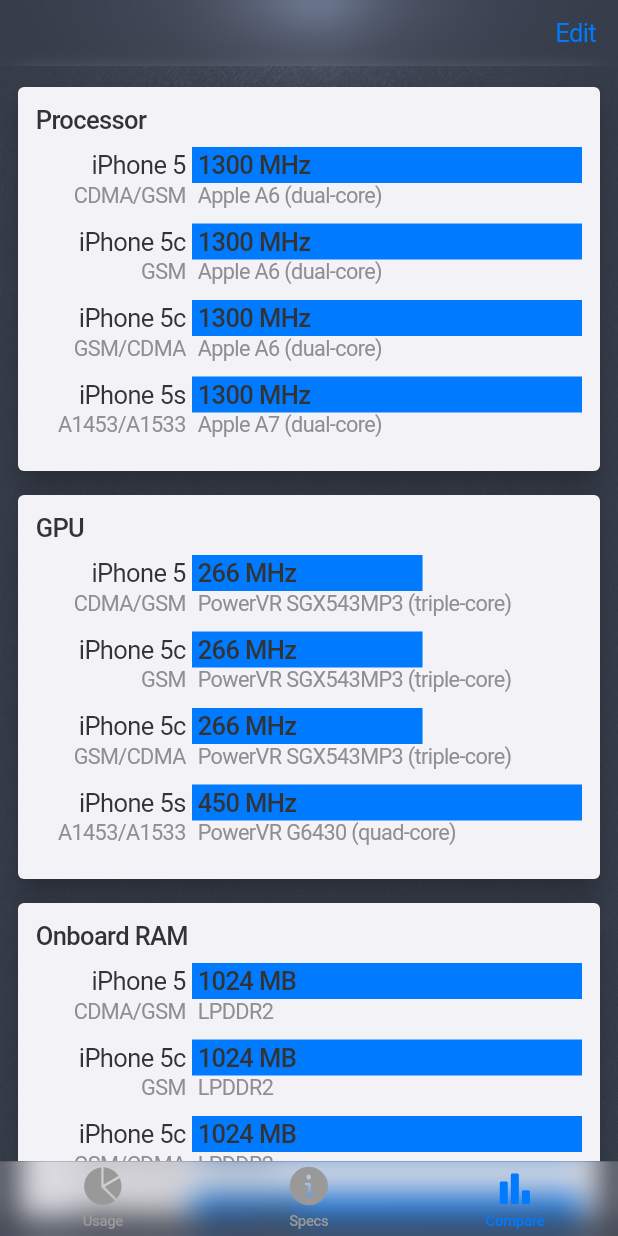
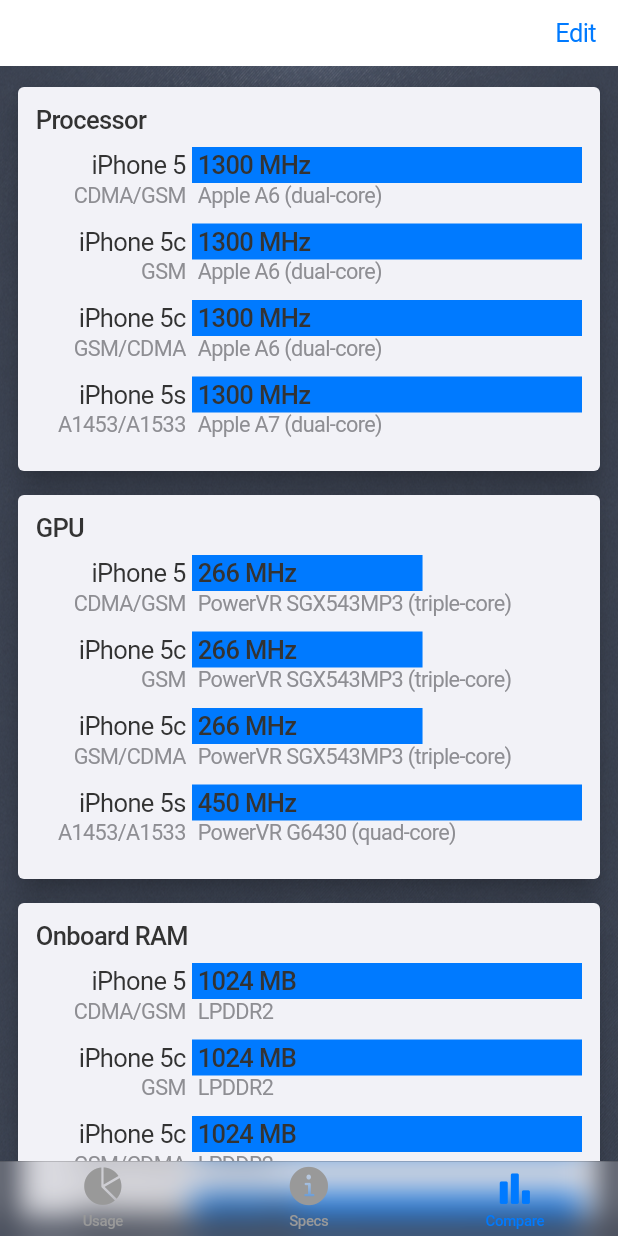
Before and after one commit to alxmoroz/actmonitor, a Flutter app: the screen it shows after launch, item 3 of the bottom bar chosen, on a phone screen of 412 x 824 dp. Run offline on Flutter 3.47's test engine with Material 2 defaults, Android fonts, the phone set to English and light mode, and no system bars; our stand-ins replace flutter_mobx, hive, mobx, package_info; accounts and stored records are empty; generated files the repository leaves out were written again; project files that could hold a hidden picture were left out.

Commit message:
#1769 добавил экран настроек. пока что заготовка #1772 разобрался с проблемами оформления - нюансы использования MediaQuery при переключении темы

```diff
--- a/lib/main.dart
+++ b/lib/main.dart
@@ -35,9 +35,8 @@ class App extends StatelessWidget {
       title: 'Activity Monitor',
       home: FutureBuilder(
         future: _initFuture,
-        builder: (context, snapshot) => snapshot.connectionState == ConnectionState.done ? MainView() : SplashScreen(),
+        builder: (_, snapshot) => snapshot.connectionState == ConnectionState.done ? MainView() : SplashScreen(),
       ),
-      // routes: {},
       localizationsDelegates: const [
         S.delegate,
         GlobalMaterialLocalizations.delegate,
--- a/lib/ui/comparison/comparison_view.dart
+++ b/lib/ui/comparison/comparison_view.dart
@@ -1,10 +1,24 @@
 import 'package:amonitor/services/globals.dart';
+import 'package:amonitor/ui/comparison/comparison_list_view.dart';
 import 'package:amonitor/ui/comparison/comparison_parameter_card.dart';
+import 'package:amonitor/ui/components/images.dart';
 import 'package:amonitor/ui/components/navbar.dart';
 import 'package:flutter/cupertino.dart';
 import 'package:flutter/material.dart';
 
-class ComparisonView extends StatelessWidget {
+class ComparisonView extends StatefulWidget {
+  static String get routeName => 'ComparisonView';
+
+  @override
+  _ComparisonViewState createState() => _ComparisonViewState();
+}
+
+class _ComparisonViewState extends State<ComparisonView> {
+  Future<void> _gotoComparisonList() async {
+    await Navigator.of(context).pushNamed(ComparisonListView.routeName);
+    setState(() {});
+  }
+
   @override
   Widget build(BuildContext context) {
     //TODO: редактор выбранных устройств
@@ -26,12 +40,12 @@ class ComparisonView extends StatelessWidget {
     }).toList(growable: false);
 
     return CupertinoPageScaffold(
-      backgroundColor: Colors.transparent,
       navigationBar: navBar(
         context,
-        trailing: CupertinoButton(onPressed: () {}, padding: const EdgeInsets.only(right: 12), child: const Text('Edit')),
-        bgColor: CupertinoColors.systemFill,
+        trailing: CupertinoButton(onPressed: _gotoComparisonList, padding: const EdgeInsets.only(right: 12), child: const Text('Edit')),
       ),
+      child: Container(
+        decoration: bgDecoration,
         child: Column(
           children: [
             const SizedBox(height: 6),
@@ -44,6 +58,7 @@ class ComparisonView extends StatelessWidget {
             const SizedBox(height: 12),
           ],
         ),
+      ),
     );
   }
 }
--- a/lib/ui/components/colors.dart
+++ b/lib/ui/components/colors.dart
@@ -18,6 +18,9 @@ import 'package:flutter/cupertino.dart';
 Color get darkColor => const CupertinoDynamicColor.withBrightness(color: Color(0xFF333333), darkColor: Color(0xFFCCCCCC));
 
 Color get cardBackgroundColor => CupertinoColors.systemGrey6;
+
+Color get navbarBgColor => CupertinoColors.systemFill;
+
 //
 // Color greyColor(BuildContext ctx) => _r(CupertinoColors.systemGrey, ctx);
 //
--- a/lib/ui/components/navbar.dart
+++ b/lib/ui/components/navbar.dart
@@ -1,26 +1,28 @@
 // Copyright (c) 2021. Alexandr Moroz
 
-import 'package:amonitor/ui/components/text/text_widgets.dart';
 import 'package:flutter/cupertino.dart';
 import 'package:flutter/material.dart';
 
+import 'colors.dart';
+import 'text/text_widgets.dart';
+
+CupertinoNavigationBar navBar(BuildContext context, {Widget? leading, Widget? middle, String? title, Widget? trailing, Color? bgColor}) {
+  Widget backButton() => CupertinoNavigationBarBackButton(onPressed: () => Navigator.of(context).canPop() ? Navigator.of(context).pop() : null);
+
   MediaQuery mQuery(Widget child) => MediaQuery(
-      data: const MediaQueryData(textScaleFactor: 1.0),
+        data: MediaQuery.of(context),
         child: child,
       );
 
-Widget _backButton(BuildContext context) =>
-    CupertinoNavigationBarBackButton(onPressed: () => Navigator.of(context).canPop() ? Navigator.of(context).pop() : null);
-
-CupertinoNavigationBar navBar(BuildContext context, {Widget? leading, Widget? middle, String? title, Widget? trailing, Color? bgColor}) =>
-    CupertinoNavigationBar(
-      leading: leading != null || Navigator.of(context).canPop() ? mQuery(leading ?? _backButton(context)) : null,
+  return CupertinoNavigationBar(
+    leading: leading != null || Navigator.of(context).canPop() ? mQuery(leading ?? backButton()) : null,
     middle: middle != null
         ? mQuery(middle)
         : title != null
-              ? mQuery(NormalText(title))
+            ? mQuery(MediumText(title))
             : null,
     trailing: trailing != null ? mQuery(trailing) : null,
     padding: const EdgeInsetsDirectional.only(start: 0),
-      backgroundColor: bgColor,
+    backgroundColor: bgColor ?? navbarBgColor,
   );
+}
--- a/lib/ui/main_view.dart
+++ b/lib/ui/main_view.dart
@@ -1,8 +1,9 @@
 import 'dart:async';
 
 import 'package:amonitor/services/globals.dart';
+import 'package:amonitor/ui/comparison/comparison_list_view.dart';
 import 'package:amonitor/ui/comparison/comparison_view.dart';
-import 'package:amonitor/ui/components/images.dart';
+import 'package:amonitor/ui/components/colors.dart';
 import 'package:flutter/cupertino.dart';
 import 'package:flutter/material.dart';
 
@@ -45,12 +46,9 @@ class _MainViewState extends State<MainView> {
       ComparisonView(),
     ];
 
-    return Container(
-      decoration: bgDecoration,
-      child: CupertinoTabScaffold(
-        backgroundColor: Colors.transparent,
+    return CupertinoTabScaffold(
       tabBar: CupertinoTabBar(
-          backgroundColor: CupertinoColors.systemFill,
+        backgroundColor: navbarBgColor,
         items: [
           BottomNavigationBarItem(icon: usageTabbarIcon, label: 'Usage'),
           BottomNavigationBarItem(icon: specsTabbarIcon, label: 'Specs'),
@@ -59,7 +57,9 @@ class _MainViewState extends State<MainView> {
       ),
       tabBuilder: (_, index) => CupertinoTabView(
         builder: (_) => tabViews[index],
-        ),
+        routes: {
+          ComparisonListView.routeName: (_) => ComparisonListView(),
+        },
       ),
     );
   }
```
Also changed, not shown: lib/ui/comparison/comparison_list.dart (deleted, +0 -10 lines), lib/ui/comparison/comparison_list_view.dart (added, +27 -0 lines), lib/ui/specs/specs_view.dart (+14 -22 lines), lib/ui/usage/usage_view.dart (+6 -1 lines). Lines whose indentation alone changed are shown as unchanged.
